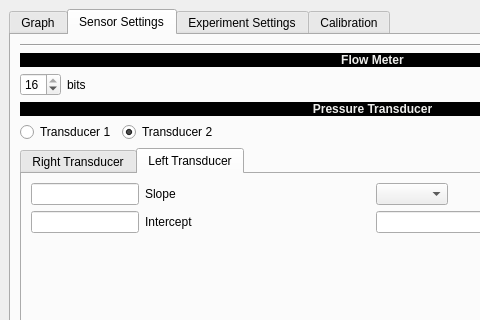
Qt form src/python/MainWindow.ui (ljaworski88/flow_reader) before a commit; both pictures show x 0 to 480 and y 0 to 320 of the 745 by 928 pixel window.
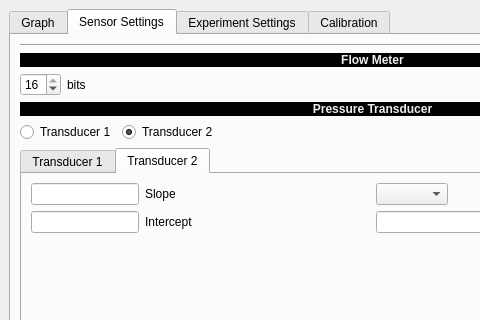
The same form after that commit. The open tabs and pages were chosen to show the change. Custom widgets are drawn as their Qt base class.

Commit message: fixed some addressing issues and added LED status blinking and perma on

What changed in the file:
```diff
--- a/src/python/MainWindow.ui
+++ b/src/python/MainWindow.ui
@@ -293,7 +293,7 @@
           </property>
           <widget class="QWidget" name="transducer1SettingsTab">
            <attribute name="title">
-            <string>Right Transducer</string>
+            <string>Transducer 1</string>
            </attribute>
            <layout class="QHBoxLayout" name="horizontalLayout_2">
             <item>
@@ -384,7 +384,7 @@
           </widget>
           <widget class="QWidget" name="transducer2SettingsTab">
            <attribute name="title">
-            <string>Left Transducer</string>
+            <string>Transducer 2</string>
            </attribute>
            <layout class="QVBoxLayout" name="verticalLayout">
             <item>
```
Left out of the diff: 2 changed lines with no effect on the pictures. The commit also changes 2 other files.
